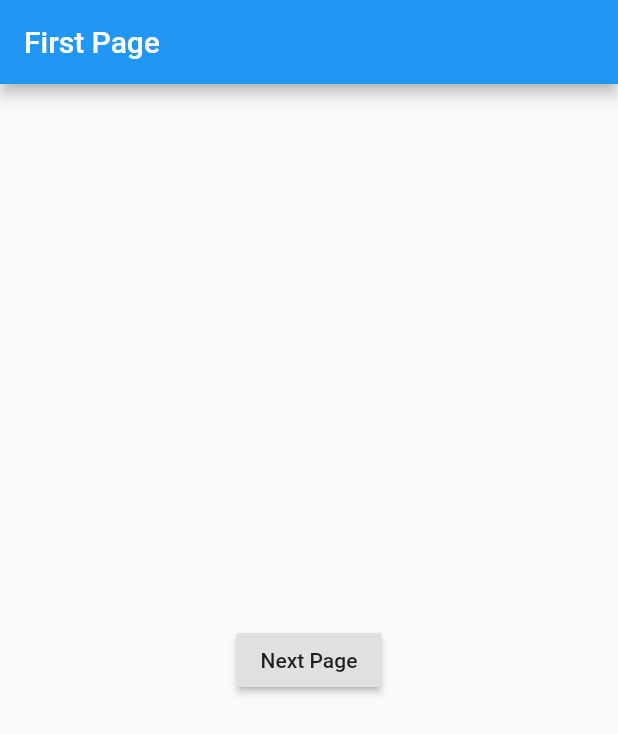
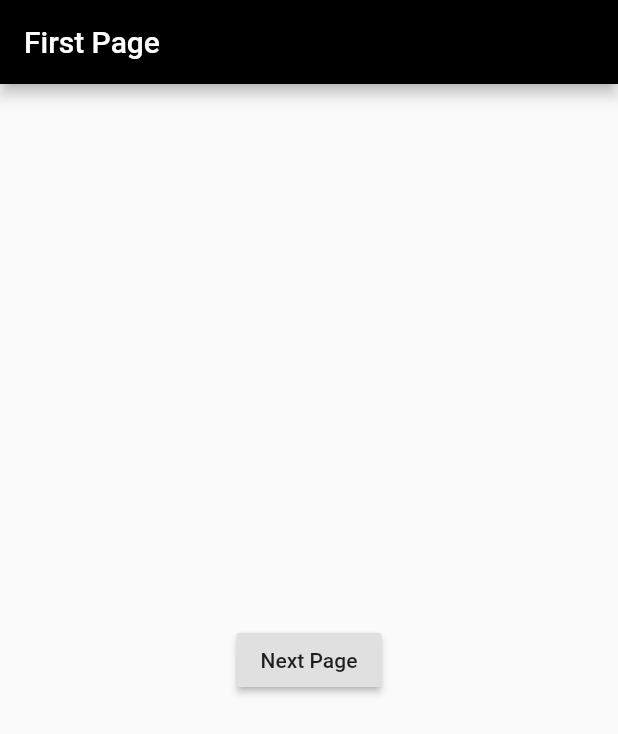
Before and after one commit to Ika-Taro/test_flutter, a Flutter app: the screen it shows after launch, on a phone screen of 412 x 824 dp. Shown: the top 734 px of the screen. Run offline on Flutter 3.47's test engine with Material 2 defaults, Android fonts, the phone set to English and light mode, and no system bars.

Commit message:
appbarの色変更

```diff
--- a/lib/main.dart
+++ b/lib/main.dart
@@ -78,17 +78,17 @@ class MyApp extends StatelessWidget {
 class FirstPage extends StatelessWidget {
   Widget build(BuildContext context) {
     return Scaffold(
-      appBar: AppBar(title: const Text("First Page")),
+      appBar: AppBar(title: const Text("First Page",style: TextStyle(color: Colors.white),
+      ),
+      backgroundColor: Colors.black),
       body: Center(
         child: RaisedButton(
           onPressed: () {
             Navigator.push(
               context,
-              MaterialPageRoute(
-                  builder: (context) {
-                    return SecondPage();
-                  },
-                  fullscreenDialog: true),
+              MaterialPageRoute(builder: (context) {
+                return SecondPage();
+              }),
             );
           },
           child: Text('Next Page'),
```
